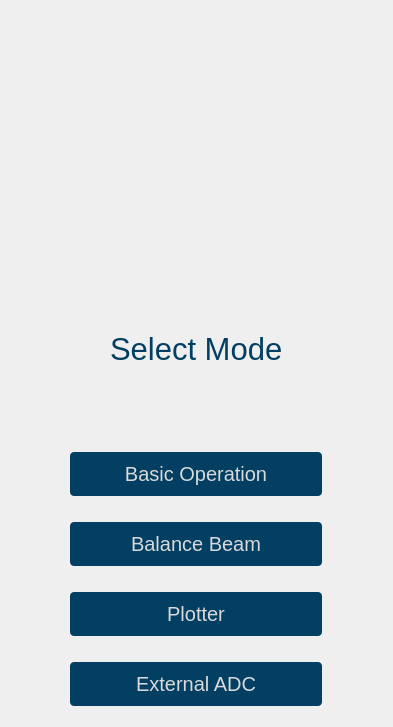
Qt form gui/qtdesigner/ModeSelectorWidget.ui (wyattduber/CyDAQ) before a commit.
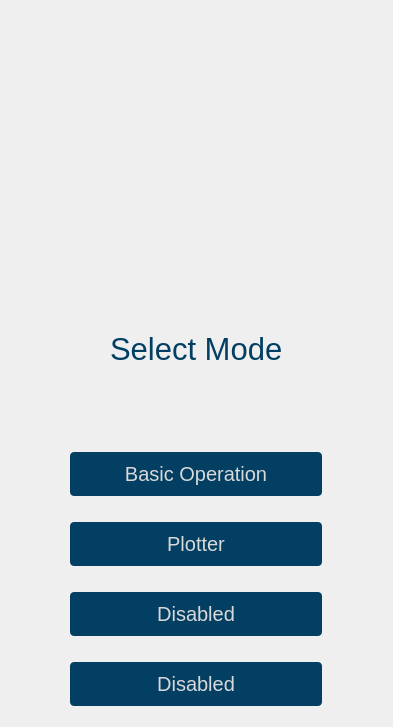
The same form after that commit. Icons and pictures are not drawn.

Commit message: update README.md, push a change I forgot to save

```diff
--- a/gui/qtdesigner/ModeSelectorWidget.ui
+++ b/gui/qtdesigner/ModeSelectorWidget.ui
@@ -144,25 +144,6 @@
      </property>
     </widget>
    </item>
-   <item alignment="Qt::AlignHCenter">
-    <widget class="QPushButton" name="balance_beam_btn">
-     <property name="minimumSize">
-      <size>
-       <width>0</width>
-       <height>0</height>
-      </size>
-     </property>
-     <property name="maximumSize">
-      <size>
-       <width>16777215</width>
-       <height>16777215</height>
-      </size>
-     </property>
-     <property name="text">
-      <string>Balance Beam</string>
-     </property>
-    </widget>
-   </item>
    <item alignment="Qt::AlignHCenter">
     <widget class="QPushButton" name="livestream_btn">
      <property name="minimumSize">
@@ -182,6 +163,25 @@
      </property>
     </widget>
    </item>
+   <item alignment="Qt::AlignHCenter">
+    <widget class="QPushButton" name="balance_beam_btn">
+     <property name="minimumSize">
+      <size>
+       <width>0</width>
+       <height>0</height>
+      </size>
+     </property>
+     <property name="maximumSize">
+      <size>
+       <width>16777215</width>
+       <height>16777215</height>
+      </size>
+     </property>
+     <property name="text">
+      <string>Disabled</string>
+     </property>
+    </widget>
+   </item>
    <item alignment="Qt::AlignHCenter">
     <widget class="QPushButton" name="external_adc_btn">
      <property name="minimumSize">
@@ -197,7 +197,7 @@
       </size>
      </property>
      <property name="text">
-      <string>External ADC</string>
+      <string>Disabled</string>
      </property>
     </widget>
    </item>
```
The commit also changes 4 other files.
